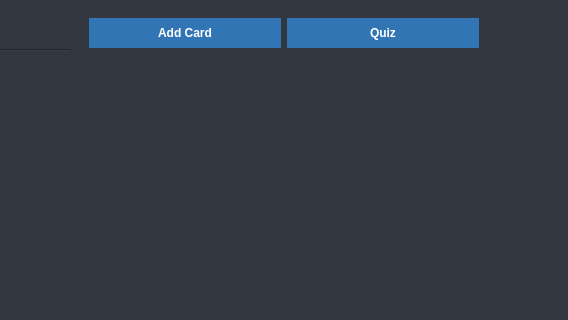
This is groupwidget.ui in dparker2/StudyGroup as Qt 5 draws it before an edit; both pictures show x 253 to 821 and y 0 to 320 of the 1030 by 512 pixel window. The edited form follows.
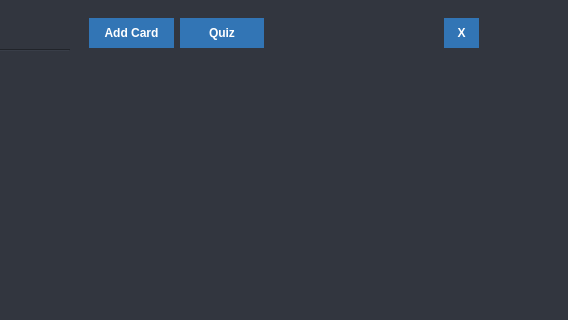
This is the edited form. The open tabs and pages were chosen to show the change. Icons and pictures are not drawn.

Patch:
```diff
--- a/groupwidget.ui
+++ b/groupwidget.ui
@@ -415,11 +415,23 @@
                     <item>
                      <widget class="QPushButton" name="add_card_button">
                       <property name="sizePolicy">
-                       <sizepolicy hsizetype="Minimum" vsizetype="Minimum">
+                       <sizepolicy hsizetype="MinimumExpanding" vsizetype="Minimum">
                         <horstretch>0</horstretch>
                         <verstretch>0</verstretch>
                        </sizepolicy>
                       </property>
+                      <property name="minimumSize">
+                       <size>
+                        <width>0</width>
+                        <height>0</height>
+                       </size>
+                      </property>
+                      <property name="maximumSize">
+                       <size>
+                        <width>120</width>
+                        <height>16777215</height>
+                       </size>
+                      </property>
                       <property name="styleSheet">
                        <string notr="true">QPushButton {
 background-color: rgb(50,117,181);
@@ -440,6 +452,24 @@
                     </item>
                     <item>
                      <widget class="QPushButton" name="quiz_button">
+                      <property name="sizePolicy">
+                       <sizepolicy hsizetype="MinimumExpanding" vsizetype="Fixed">
+                        <horstretch>0</horstretch>
+                        <verstretch>0</verstretch>
+                       </sizepolicy>
+                      </property>
+                      <property name="minimumSize">
+                       <size>
+                        <width>0</width>
+                        <height>0</height>
+                       </size>
+                      </property>
+                      <property name="maximumSize">
+                       <size>
+                        <width>120</width>
+                        <height>16777215</height>
+                       </size>
+                      </property>
                       <property name="styleSheet">
                        <string notr="true">QPushButton {
 background-color: rgb(50,117,181);
@@ -460,6 +490,54 @@
                     </item>
                    </layout>
                   </item>
+                  <item>
+                   <spacer name="horizontalSpacer_4">
+                    <property name="orientation">
+                     <enum>Qt::Horizontal</enum>
+                    </property>
+                    <property name="sizeType">
+                     <enum>QSizePolicy::Expanding</enum>
+                    </property>
+                    <property name="sizeHint" stdset="0">
+                     <size>
+                      <width>100</width>
+                      <height>20</height>
+                     </size>
+                    </property>
+                   </spacer>
+                  </item>
+                  <item>
+                   <widget class="QPushButton" name="pushButton">
+                    <property name="sizePolicy">
+                     <sizepolicy hsizetype="Expanding" vsizetype="Fixed">
+                      <horstretch>0</horstretch>
+                      <verstretch>0</verstretch>
+                     </sizepolicy>
+                    </property>
+                    <property name="maximumSize">
+                     <size>
+                      <width>35</width>
+                      <height>35</height>
+                     </size>
+                    </property>
+                    <property name="styleSheet">
+                     <string notr="true">QPushButton {
+background-color: rgb(50,117,181);
+color: white; 
+font:bold;
+padding: 8px 12px 8px 12px;
+border: 0px;
+}
+
+QPushButton:hover {
+	background-color: rgba(0, 127, 177, 0.6);
+}</string>
+                    </property>
+                    <property name="text">
+                     <string>X</string>
+                    </property>
+                   </widget>
+                  </item>
                  </layout>
                 </widget>
                </widget>
```
Left out of the diff: 7 changed lines with no effect on the pictures.
